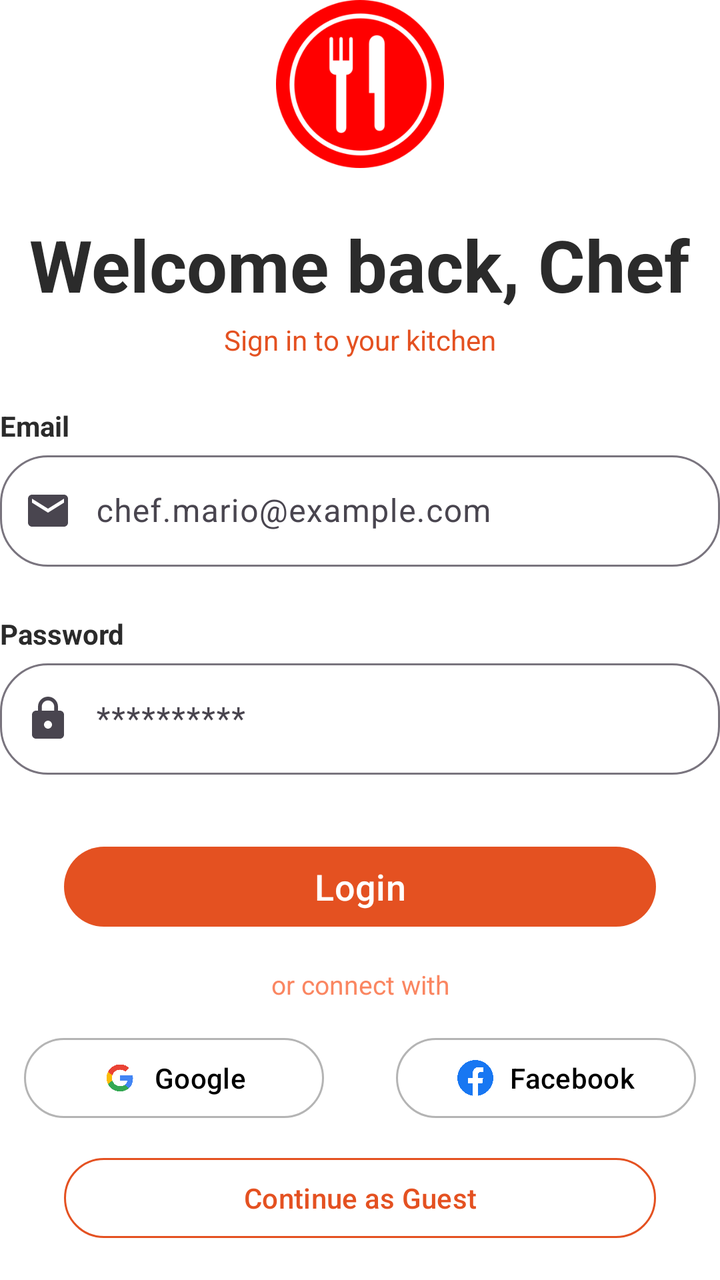
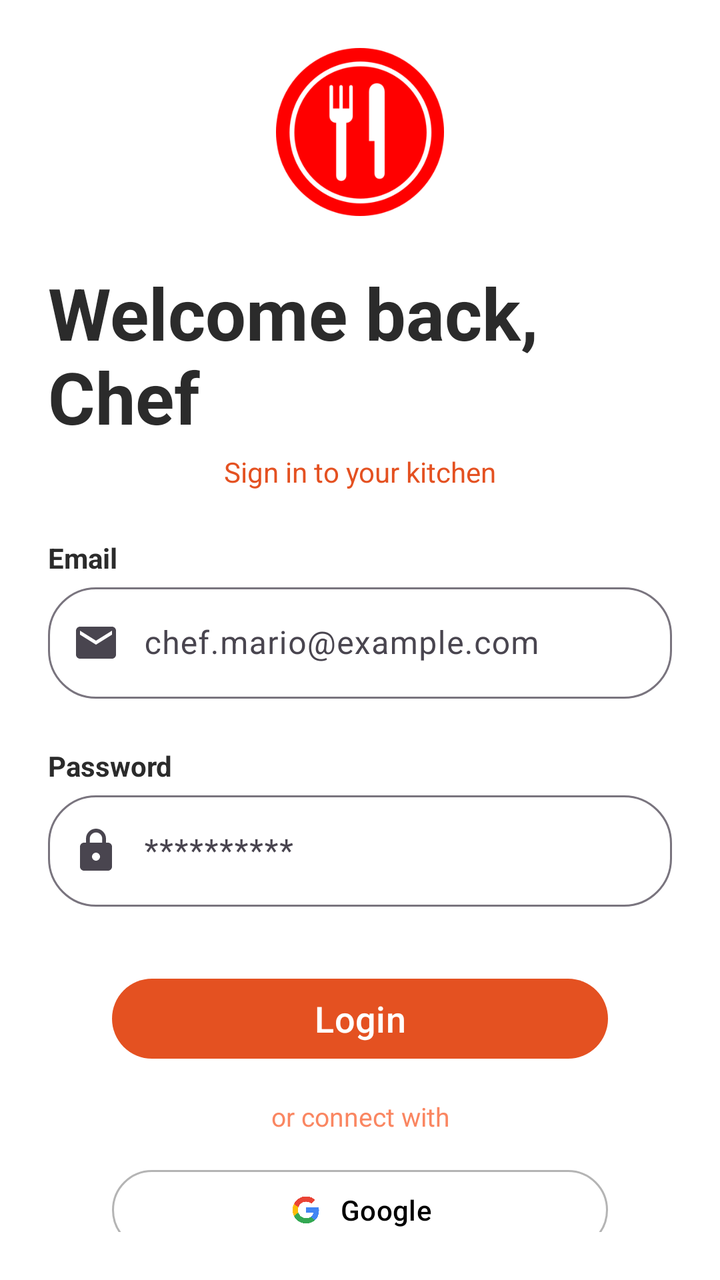

The first picture is an Android layout as it rendered before a commit; the second is the same layout after the commit. The layout source and the unified diff follow.
<!-- AndroidManifest.xml: application theme Theme.FoodPlanner -->
<!-- res/layout/fragment_login.xml -->
<?xml version="1.0" encoding="utf-8"?>
<androidx.constraintlayout.widget.ConstraintLayout xmlns:android="http://schemas.android.com/apk/res/android"
    xmlns:app="http://schemas.android.com/apk/res-auto"
    xmlns:tools="http://schemas.android.com/tools"
    android:layout_width="match_parent"
    android:layout_height="match_parent"
    android:layout_margin="24dp"
    android:layout_gravity="center"
    android:background="@color/white"
    tools:context=".auth.LoginFragment">

    <ImageView
        android:id="@+id/imageView"
        android:layout_width="84dp"
        android:layout_height="84dp"
        android:src="@drawable/knife"
        app:layout_constraintEnd_toEndOf="parent"
        app:layout_constraintStart_toStartOf="parent"
        app:layout_constraintTop_toTopOf="parent" />

    <TextView
        android:id="@+id/loginTitle"
        android:layout_width="wrap_content"
        android:layout_height="wrap_content"
        android:layout_marginTop="24dp"
        android:layout_marginBottom="24dp"
        android:layout_gravity="center"
        android:text="Welcome back, Chef"
        android:textSize="36sp"
        android:textStyle="bold"
        android:textColor="@color/text_dark"
        app:layout_constraintEnd_toEndOf="parent"
        app:layout_constraintStart_toStartOf="parent"
        app:layout_constraintTop_toBottomOf="@+id/imageView" />

    <TextView
        android:id="@+id/loginSubTitle"
        android:layout_width="wrap_content"
        android:layout_height="wrap_content"
        android:layout_gravity="center_horizontal"
        android:layout_marginTop="4dp"
        android:text="Sign in to your kitchen"
        android:textColor="@color/primary_orange"
        android:textSize="14sp"
        app:layout_constraintEnd_toEndOf="parent"
        app:layout_constraintStart_toStartOf="parent"
        app:layout_constraintTop_toBottomOf="@+id/loginTitle"/>

    <TextView
        android:id="@+id/emailText"
        android:layout_width="wrap_content"
        android:layout_height="wrap_content"
        android:layout_marginTop="24dp"
        android:layout_marginBottom="8dp"
        android:text="Email"
        android:textStyle="bold"
        android:textColor="@color/text_dark"
        android:textSize="14sp"
        app:layout_constraintStart_toStartOf="parent"
        app:layout_constraintTop_toBottomOf="@+id/loginSubTitle" />

    <com.google.android.material.textfield.TextInputLayout
        android:id="@+id/emailLayout"
        android:layout_width="match_parent"
        android:layout_height="wrap_content"
        app:startIconDrawable="@drawable/email_icon"
        app:boxCornerRadiusTopStart="24dp"
        app:boxCornerRadiusTopEnd="24dp"
        app:boxCornerRadiusBottomStart="24dp"
        app:boxCornerRadiusBottomEnd="24dp"
        app:layout_constraintEnd_toEndOf="parent"
        app:layout_constraintStart_toStartOf="parent"
        app:layout_constraintTop_toBottomOf="@+id/emailText"
        >

        <com.google.android.material.textfield.TextInputEditText
            android:id="@+id/emailInput"
            android:layout_width="match_parent"
            android:layout_height="wrap_content"
            android:text=""
            android:hint="chef.mario@example.com"
            android:inputType="textEmailAddress"
            android:paddingStart="48dp"/>
    </com.google.android.material.textfield.TextInputLayout>

    <TextView
        android:id="@+id/passwordText"
        android:layout_width="wrap_content"
        android:layout_height="wrap_content"
        android:layout_marginTop="24dp"
        android:layout_marginBottom="8dp"
        android:text="Password"
        android:textStyle="bold"
        android:textColor="@color/text_dark"
        android:textSize="14sp"
        app:layout_constraintStart_toStartOf="parent"
        app:layout_constraintTop_toBottomOf="@+id/emailLayout" />

    <com.google.android.material.textfield.TextInputLayout
        android:id="@+id/passwordLayout"
        android:layout_width="match_parent"
        android:layout_height="wrap_content"
        app:startIconDrawable="@drawable/lock"
        app:boxCornerRadiusTopStart="24dp"
        app:boxCornerRadiusTopEnd="24dp"
        app:boxCornerRadiusBottomStart="24dp"
        app:boxCornerRadiusBottomEnd="24dp"
        app:layout_constraintStart_toStartOf="parent"
        app:layout_constraintEnd_toEndOf="parent"
        app:layout_constraintTop_toBottomOf="@+id/passwordText"
        >

        <com.google.android.material.textfield.TextInputEditText
            android:id="@+id/passwordInput"
            android:layout_width="match_parent"
            android:layout_height="wrap_content"
            android:text=""
            android:hint="**********"
            android:inputType="textPassword"
            android:paddingStart="48dp"/>
    </com.google.android.material.textfield.TextInputLayout>

    <Button
        android:id="@+id/loginButton"
        android:layout_width="match_parent"
        android:layout_height="wrap_content"
        android:layout_marginTop="32dp"
        android:layout_marginStart="32dp"
        android:layout_marginEnd="32dp"
        android:text="Login"
        android:textSize="18sp"
        app:backgroundTint="@color/primary_orange"
        app:layout_constraintEnd_toEndOf="parent"
        app:layout_constraintStart_toStartOf="parent"
        app:layout_constraintTop_toBottomOf="@+id/passwordLayout" />

    <TextView
        android:id="@+id/orText"
        android:layout_width="wrap_content"
        android:layout_height="wrap_content"
        android:layout_gravity="center_horizontal"
        android:layout_marginTop="16dp"
        android:text="or connect with"
        android:textColor="@color/light_orange"
        android:textSize="13sp"
        app:layout_constraintTop_toBottomOf="@+id/loginButton"
        app:layout_constraintEnd_toEndOf="parent"
        app:layout_constraintStart_toStartOf="parent"/>

    <Button
        android:id="@+id/googleLogin"
        android:layout_width="150dp"
        android:layout_height="wrap_content"
        android:layout_marginStart="12dp"
        android:layout_marginTop="14dp"
        android:text="Google"
        android:textColor="@color/black"
        app:icon="@drawable/google"
        app:iconGravity="textStart"
        app:iconTint="@null"
        app:backgroundTint="@color/white"
        app:strokeColor="@color/text_hint"
        app:strokeWidth="1dp"
        app:layout_constraintStart_toStartOf="parent"
        app:layout_constraintTop_toBottomOf="@+id/orText" />

    <Button
        android:id="@+id/facebookLogin"
        android:layout_width="150dp"
        android:layout_height="wrap_content"
        android:layout_marginEnd="12dp"
        android:layout_marginTop="14dp"
        android:text="Facebook"
        android:textColor="@color/black"
        app:backgroundTint="@color/white"
        app:icon="@drawable/facebook"
        app:iconGravity="textStart"
        app:iconTint="@null"
        app:strokeWidth="1dp"
        app:layout_constraintEnd_toEndOf="parent"
        app:layout_constraintTop_toBottomOf="@+id/orText"
        app:strokeColor="@color/text_hint"
         />

    <Button
        android:id="@+id/guestButton"
        android:layout_width="match_parent"
        android:layout_height="wrap_content"
        android:layout_marginTop="12dp"
        android:layout_marginStart="32dp"
        android:layout_marginEnd="32dp"
        android:text="Continue as Guest"
        android:textSize="14sp"
        android:textColor="@color/primary_orange"
        app:backgroundTint="@color/white"
        app:strokeWidth="1dp"
        app:strokeColor="@color/primary_orange"
        app:layout_constraintEnd_toEndOf="parent"
        app:layout_constraintStart_toStartOf="parent"
        app:layout_constraintTop_toBottomOf="@+id/googleLogin" />

    <TextView
        android:id="@+id/textView"
        android:layout_width="wrap_content"
        android:layout_height="wrap_content"
        android:layout_marginStart="84dp"
        android:layout_marginTop="20dp"
        android:text="Don’t have an account? "
        android:textColor="@color/text_hint"
        android:textSize="13sp"
        app:layout_constraintStart_toStartOf="parent"
        app:layout_constraintTop_toBottomOf="@+id/guestButton" />

    <TextView
        android:id="@+id/toSignUp"
        android:layout_width="wrap_content"
        android:layout_height="wrap_content"
        android:layout_marginStart="4dp"
        android:layout_marginTop="20dp"
        android:text="Sign Up"
        android:textColor="@color/primary_orange"
        android:textSize="13sp"
        android:textStyle="bold"
        app:layout_constraintStart_toEndOf="@+id/textView"
        app:layout_constraintTop_toBottomOf="@+id/guestButton" />


</androidx.constraintlayout.widget.ConstraintLayout>
<!-- resources referenced by this layout -->
<resources>
  <color name="black">#FF000000</color>
  <color name="light_orange">#FA8661</color>
  <color name="primary_orange">#e45121</color>
  <color name="text_dark">#2B2B2B</color>
  <color name="text_hint">#B4B4B4</color>
  <color name="white">#FFFFFFFF</color>
  <!-- drawable email_icon (drawable) -->
  <vector xmlns:android="http://schemas.android.com/apk/res/android" android:height="24dp" android:tint="#96614F" android:viewportHeight="24" android:viewportWidth="24" android:width="24dp">
        
      <path android:fillColor="@android:color/white" android:pathData="M20,4L4,4c-1.1,0 -1.99,0.9 -1.99,2L2,18c0,1.1 0.9,2 2,2h16c1.1,0 2,-0.9 2,-2L22,6c0,-1.1 -0.9,-2 -2,-2zM20,8l-8,5 -8,-5L4,6l8,5 8,-5v2z"/>
      
  </vector>
  <!-- drawable facebook: png bitmap (drawable, 14907 bytes) -->
  <!-- drawable google: png bitmap (drawable, 110441 bytes) -->
  <!-- drawable knife: png bitmap (drawable, 17157 bytes) -->
  <!-- drawable lock (drawable) -->
  <vector xmlns:android="http://schemas.android.com/apk/res/android" android:height="24dp" android:tint="#96614F" android:viewportHeight="24" android:viewportWidth="24" android:width="24dp">
        
      <path android:fillColor="@android:color/white" android:pathData="M18,8h-1L17,6c0,-2.76 -2.24,-5 -5,-5S7,3.24 7,6v2L6,8c-1.1,0 -2,0.9 -2,2v10c0,1.1 0.9,2 2,2h12c1.1,0 2,-0.9 2,-2L20,10c0,-1.1 -0.9,-2 -2,-2zM12,17c-1.1,0 -2,-0.9 -2,-2s0.9,-2 2,-2 2,0.9 2,2 -0.9,2 -2,2zM15.1,8L8.9,8L8.9,6c0,-1.71 1.39,-3.1 3.1,-3.1 1.71,0 3.1,1.39 3.1,3.1v2z"/>
      
  </vector>
  <style name="Theme.FoodPlanner" parent="Base.Theme.FoodPlanner" />
  <style name="Base.Theme.FoodPlanner" parent="Theme.Material3.DayNight.NoActionBar">
          
          
      </style>
</resources>

<!-- the commit's change to res/layout/fragment_login.xml (unified diff, before → after) -->
@@ -4,7 +4,7 @@
     xmlns:tools="http://schemas.android.com/tools"
     android:layout_width="match_parent"
     android:layout_height="match_parent"
-    android:layout_margin="24dp"
+    android:padding="24dp"
     android:layout_gravity="center"
     android:background="@color/white"
     tools:context=".auth.LoginFragment">
@@ -149,9 +149,10 @@
 
     <Button
         android:id="@+id/googleLogin"
-        android:layout_width="150dp"
-        android:layout_height="wrap_content"
-        android:layout_marginStart="12dp"
+        android:layout_width="match_parent"
+        android:layout_height="wrap_content"
+        android:layout_marginStart="32dp"
+        android:layout_marginEnd="32dp"
         android:layout_marginTop="14dp"
         android:text="Google"
         android:textColor="@color/black"
@@ -164,23 +165,7 @@
         app:layout_constraintStart_toStartOf="parent"
         app:layout_constraintTop_toBottomOf="@+id/orText" />
 
-    <Button
-        android:id="@+id/facebookLogin"
-        android:layout_width="150dp"
-        android:layout_height="wrap_content"
-        android:layout_marginEnd="12dp"
-        android:layout_marginTop="14dp"
-        android:text="Facebook"
-        android:textColor="@color/black"
-        app:backgroundTint="@color/white"
-        app:icon="@drawable/facebook"
-        app:iconGravity="textStart"
-        app:iconTint="@null"
-        app:strokeWidth="1dp"
-        app:layout_constraintEnd_toEndOf="parent"
-        app:layout_constraintTop_toBottomOf="@+id/orText"
-        app:strokeColor="@color/text_hint"
-         />
+
 
     <Button
         android:id="@+id/guestButton"
<!-- resource entries referenced after the edit -->
@@ -12,7 +12,6 @@
       <path android:fillColor="@android:color/white" android:pathData="M20,4L4,4c-1.1,0 -1.99,0.9 -1.99,2L2,18c0,1.1 0.9,2 2,2h16c1.1,0 2,-0.9 2,-2L22,6c0,-1.1 -0.9,-2 -2,-2zM20,8l-8,5 -8,-5L4,6l8,5 8,-5v2z"/>
       
   </vector>
-  <!-- drawable facebook: png bitmap (drawable, 14907 bytes) -->
   <!-- drawable google: png bitmap (drawable, 110441 bytes) -->
   <!-- drawable knife: png bitmap (drawable, 17157 bytes) -->
   <!-- drawable lock (drawable) -->
